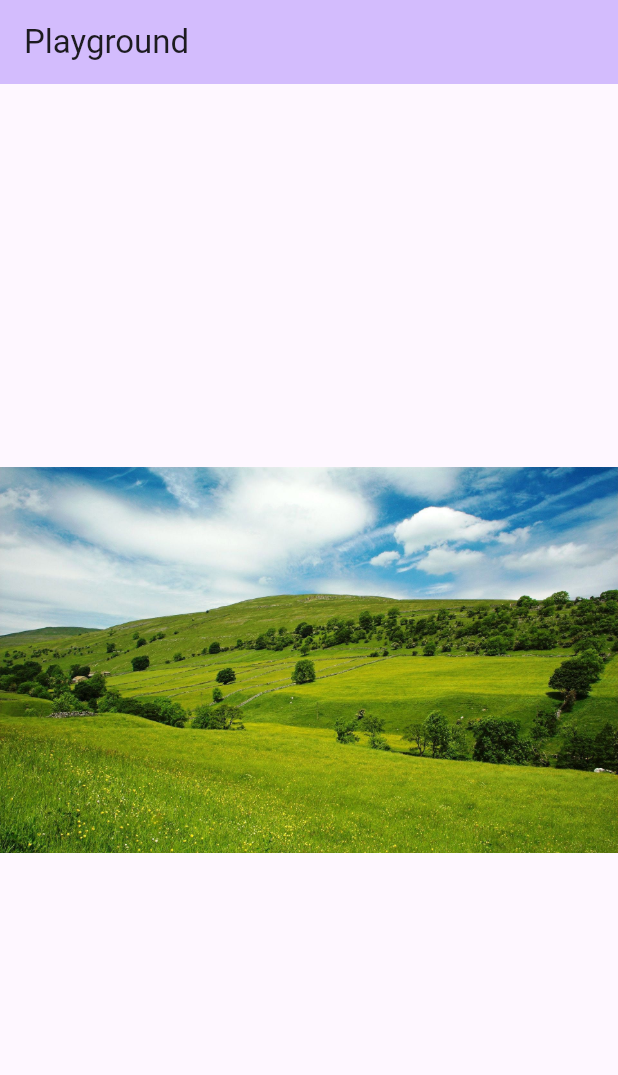
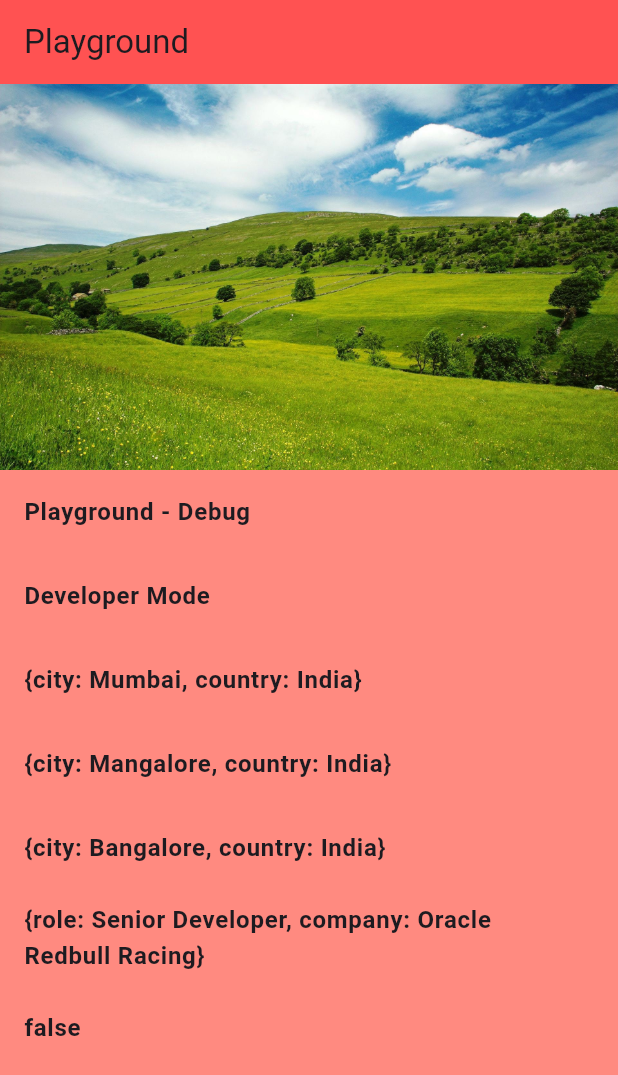
Before and after one commit to Atheesh-Alva/playground, a Flutter app: the screen it shows after launch, on a phone screen of 412 x 824 dp. Shown: the top 1075 px of the screen. Run offline on Flutter 3.47's test engine with Material 3 defaults, Android fonts, the phone set to English and light mode, and no system bars.

Commit message:
Asset Raw JSON

```diff
--- /dev/null
+++ b/assets/raw_json/user_data.json
@@ -0,0 +1,23 @@
+{
+    "name": "Playground - Debug",
+    "origin": "Developer Mode",
+    "places": [
+        {
+            "city": "Mumbai",
+            "country": "India"
+        },
+        {
+            "city": "Mangalore",
+            "country": "India"
+        },
+        {
+            "city": "Bangalore",
+            "country": "India"
+        }
+    ],
+    "occupation": {
+        "role": "Senior Developer",
+        "company": "Oracle Redbull Racing"
+    },
+    "colour": false
+}
--- a/lib/main.dart
+++ b/lib/main.dart
@@ -1,4 +1,5 @@
 import 'package:flutter/material.dart';
+import 'package:playground/presentation/views/home_page.dart';
 
 void main() {
   runApp(const MyApp());
@@ -7,27 +8,11 @@
 class MyApp extends StatelessWidget {
   const MyApp({super.key});
 
-  // This widget is the root of your application.
   @override
   Widget build(BuildContext context) {
     return MaterialApp(
       title: 'Playground',
       theme: ThemeData(
-        // This is the theme of your application.
-        //
-        // TRY THIS: Try running your application with "flutter run". You'll see
-        // the application has a purple toolbar. Then, without quitting the app,
-        // try changing the seedColor in the colorScheme below to Colors.green
-        // and then invoke "hot reload" (save your changes or press the "hot
-        // reload" button in a Flutter-supported IDE, or press "r" if you used
-        // the command line to start the app).
-        //
-        // Notice that the counter didn't reset back to zero; the application
-        // state is not lost during the reload. To reset the state, use hot
-        // restart instead.
-        //
-        // This works for code too, not just values: Most code changes can be
-        // tested with just a hot reload.
         colorScheme: ColorScheme.fromSeed(seedColor: Colors.deepPurple),
         useMaterial3: true,
       ),
@@ -35,60 +20,3 @@
     );
   }
 }
-
-class MyHomePage extends StatefulWidget {
-  const MyHomePage({super.key, required this.title});
-
-  // This widget is the home page of your application. It is stateful, meaning
-  // that it has a State object (defined below) that contains fields that affect
-  // how it looks.
-
-  // This class is the configuration for the state. It holds the values (in this
-  // case the title) provided by the parent (in this case the App widget) and
-  // used by the build method of the State. Fields in a Widget subclass are
-  // always marked "final".
-
-  final String title;
-
-  @override
-  State<MyHomePage> createState() => _MyHomePageState();
-}
-
-class _MyHomePageState extends State<MyHomePage> {
-  int _counter = 0;
-
-  void _incrementCounter() {
-    setState(() {
-      // This call to setState tells the Flutter framework that something has
-      // changed in this State, which causes it to rerun the build method below
-      // so that the display can reflect the updated values. If we changed
-      // _counter without calling setState(), then the build method would not be
-      // called again, and so nothing would appear to happen.
-      _counter++;
-    });
-  }
-
-  @override
-  Widget build(BuildContext context) {
-    // This method is rerun every time setState is called, for instance as done
-    // by the _incrementCounter method above.
-    //
-    // The Flutter framework has been optimized to make rerunning build methods
-    // fast, so that you can just rebuild anything that needs updating rather
-    // than having to individually change instances of widgets.
-    return Scaffold(
-      appBar: AppBar(
-        // TRY THIS: Try changing the color here to a specific color (to
-        // Colors.amber, perhaps?) and trigger a hot reload to see the AppBar
-        // change color while the other colors stay the same.
-        backgroundColor: Theme.of(context).colorScheme.inversePrimary,
-        // Here we take the value from the MyHomePage object that was created by
-        // the App.build method, and use it to set our appbar title.
-        title: Text(widget.title),
-      ),
-      body: const Center(
-        child: Image(image: AssetImage('assets/images/playground.jpeg')),
-      ),
-    );
-  }
-}
--- /dev/null
+++ b/lib/presentation/views/home_page.dart
@@ -0,0 +1,92 @@
+import 'dart:convert';
+
+import 'package:flutter/material.dart';
+import 'package:flutter/services.dart';
+
+class MyHomePage extends StatefulWidget {
+  const MyHomePage({super.key, required this.title});
+  final String title;
+
+  @override
+  State<MyHomePage> createState() => _MyHomePageState();
+}
+
+class _MyHomePageState extends State<MyHomePage> {
+  Map<String, dynamic> _data = {};
+
+  @override
+  void initState() {
+    super.initState();
+    _loadJsonData();
+  }
+
+  Future<void> _loadJsonData() async {
+    final String jsonString = await rootBundle.loadString(
+      'assets/raw_json/user_data.json',
+    );
+    if (mounted) {
+      setState(() {
+        _data = jsonDecode(jsonString);
+      });
+    }
+  }
+
+  Widget _designText({required String str}) => ListTile(
+        title: Text(
+          str,
+          style: const TextStyle(
+            fontWeight: FontWeight.bold,
+            fontSize: 16,
+          ),
+        ),
+      );
+
+  @override
+  Widget build(BuildContext context) {
+    return Scaffold(
+      appBar: AppBar(
+        backgroundColor: (_data.isEmpty)
+            ? Theme.of(context).colorScheme.inversePrimary
+            : _data["colour"]
+                ? Colors.greenAccent
+                : Colors.redAccent,
+        title: Text(widget.title),
+      ),
+      body: Container(
+        color: (_data.isEmpty)
+            ? Theme.of(context).colorScheme.inversePrimary
+            : _data["colour"]
+                ? Colors.greenAccent.shade100
+                : Colors.redAccent.shade100,
+        child: ListView(
+          children: [
+            const Center(
+              child: Image(image: AssetImage('assets/images/playground.jpeg')),
+            ),
+            ListView.builder(
+              shrinkWrap: true,
+              physics: const ScrollPhysics(),
+              itemCount: _data.length,
+              itemBuilder: (_, int index) {
+                var first = _data[_data.keys.toList()[index]];
+                return (first.runtimeType == String)
+                    ? _designText(str: first)
+                    : (first.runtimeType == List)
+                        ? ListView.builder(
+                            shrinkWrap: true,
+                            physics: const ScrollPhysics(),
+                            itemCount: first.length,
+                            itemBuilder: (_, int nextIndex) {
+                              return _designText(
+                                  str: first[nextIndex].toString());
+                            },
+                          )
+                        : _designText(str: first.toString());
+              },
+            ),
+          ],
+        ),
+      ),
+    );
+  }
+}
--- a/pubspec.yaml
+++ b/pubspec.yaml
@@ -2,7 +2,7 @@ name: playground
 description: "A new Flutter project."
 # The following line prevents the package from being accidentally published to
 # pub.dev using `flutter pub publish`. This is preferred for private packages.
-publish_to: 'none' # Remove this line if you wish to publish to pub.dev
+publish_to: "none" # Remove this line if you wish to publish to pub.dev
 
 # The following defines the version and build number for your application.
 # A version number is three numbers separated by dots, like 1.2.43
@@ -31,7 +31,6 @@ dependencies:
   flutter:
     sdk: flutter
 
-
   # The following adds the Cupertino Icons font to your application.
   # Use with the CupertinoIcons class for iOS style icons.
   cupertino_icons: ^1.0.6
@@ -52,7 +51,6 @@ dev_dependencies:
 
 # The following section is specific to Flutter packages.
 flutter:
-
   # The following line ensures that the Material Icons font is
   # included with your application, so that you can use the icons in
   # the material Icons class.
@@ -60,8 +58,8 @@ flutter:
 
   # To add assets to your application, add an assets section, like this:
   assets:
-    - assets/
     - assets/images/
+    - assets/raw_json/
 
   # An image asset can refer to one or more resolution-specific "variants", see
   # https://flutter.dev/assets-and-images/#resolution-aware
```
Also changed, not shown: 6 other files.
